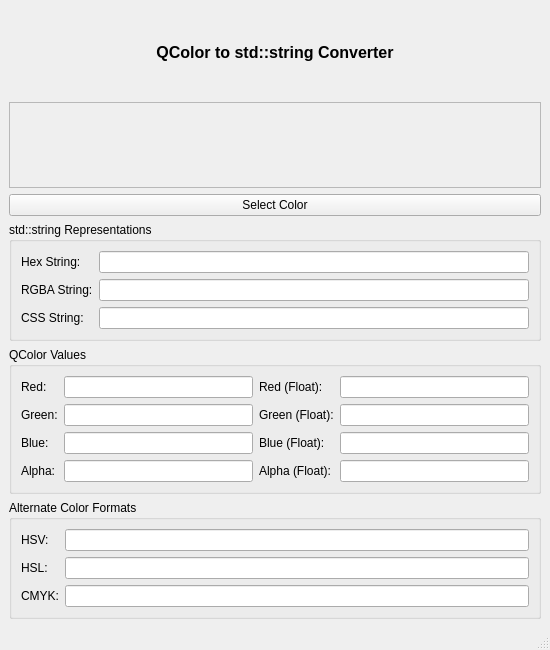
The window that app/mainwindow.ui (paneltree/QColor2StdString) describes before a commit, drawn with Qt 5.
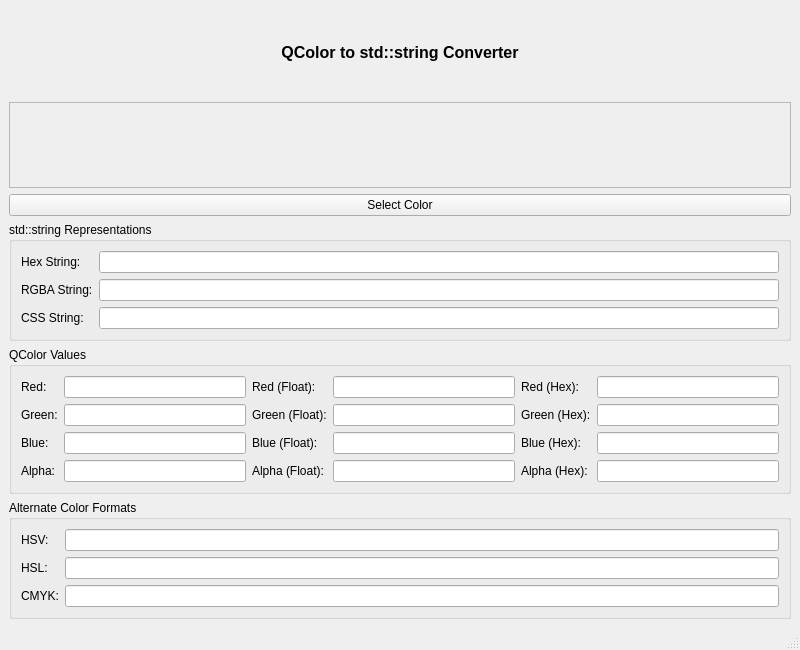
The same window after the commit.

Commit message: show hex value

Patch:
```diff
--- a/app/mainwindow.ui
+++ b/app/mainwindow.ui
@@ -6,7 +6,7 @@
    <rect>
     <x>0</x>
     <y>0</y>
-    <width>550</width>
+    <width>800</width>
     <height>650</height>
    </rect>
   </property>
@@ -131,6 +131,20 @@
          </property>
         </widget>
        </item>
+       <item row="0" column="4">
+        <widget class="QLabel" name="label_15">
+         <property name="text">
+          <string>Red (Hex):</string>
+         </property>
+        </widget>
+       </item>
+       <item row="0" column="5">
+        <widget class="QLineEdit" name="redHexEdit">
+         <property name="readOnly">
+          <bool>true</bool>
+         </property>
+        </widget>
+       </item>
        <item row="1" column="0">
         <widget class="QLabel" name="label_5">
          <property name="text">
@@ -159,6 +173,20 @@
          </property>
         </widget>
        </item>
+       <item row="1" column="4">
+        <widget class="QLabel" name="label_16">
+         <property name="text">
+          <string>Green (Hex):</string>
+         </property>
+        </widget>
+       </item>
+       <item row="1" column="5">
+        <widget class="QLineEdit" name="greenHexEdit">
+         <property name="readOnly">
+          <bool>true</bool>
+         </property>
+        </widget>
+       </item>
        <item row="2" column="0">
         <widget class="QLabel" name="label_6">
          <property name="text">
@@ -187,6 +215,20 @@
          </property>
         </widget>
        </item>
+       <item row="2" column="4">
+        <widget class="QLabel" name="label_17">
+         <property name="text">
+          <string>Blue (Hex):</string>
+         </property>
+        </widget>
+       </item>
+       <item row="2" column="5">
+        <widget class="QLineEdit" name="blueHexEdit">
+         <property name="readOnly">
+          <bool>true</bool>
+         </property>
+        </widget>
+       </item>
        <item row="3" column="0">
         <widget class="QLabel" name="label_7">
          <property name="text">
@@ -215,6 +257,20 @@
          </property>
         </widget>
        </item>
+       <item row="3" column="4">
+        <widget class="QLabel" name="label_18">
+         <property name="text">
+          <string>Alpha (Hex):</string>
+         </property>
+        </widget>
+       </item>
+       <item row="3" column="5">
+        <widget class="QLineEdit" name="alphaHexEdit">
+         <property name="readOnly">
+          <bool>true</bool>
+         </property>
+        </widget>
+       </item>
       </layout>
      </widget>
     </item>
```
Left out of the diff: 2 changed lines with no effect on the pictures. The commit also changes 2 other files.
